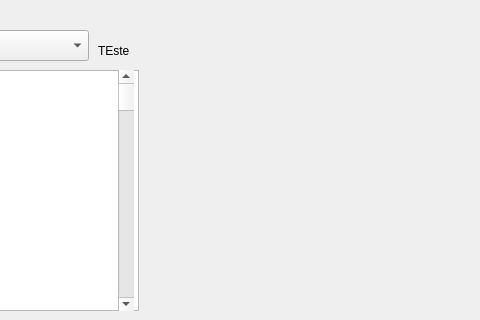
Old version of the form testeOpcoes.ui in the repository prscustodio/Probac_Interface; both pictures show x 222 to 702 and y 0 to 320 of the 800 by 600 pixel window.
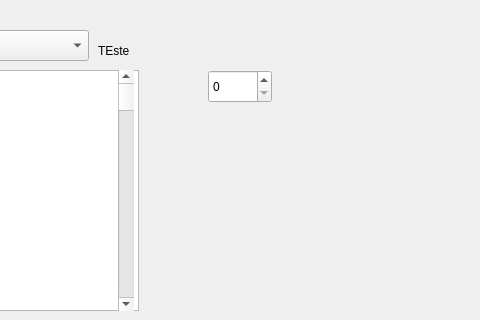
New version of the form.

Commit message: New Start Interface

Patch:
```diff
--- a/testeOpcoes.ui
+++ b/testeOpcoes.ui
@@ -83,6 +83,16 @@
      <enum>Qt::Vertical</enum>
     </property>
    </widget>
+   <widget class="QSpinBox" name="spinBox">
+    <property name="geometry">
+     <rect>
+      <x>430</x>
+      <y>70</y>
+      <width>64</width>
+      <height>33</height>
+     </rect>
+    </property>
+   </widget>
   </widget>
   <widget class="QMenuBar" name="menubar">
    <property name="geometry">
```
The commit also changes 6 other files.
